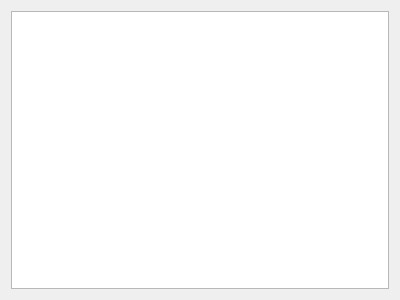
Above: src/memberlisttab.ui from tsukidan/team-blank-CS1C before the change. Below: the same form after it.
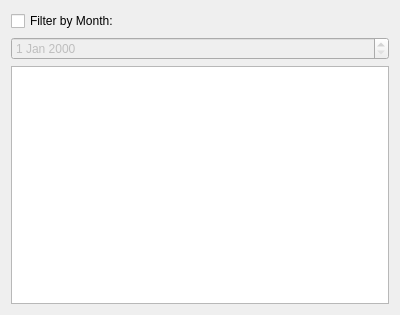
That is the form after the change.

Commit message:
add filter by day
added filter by day, need to change to filter by month.

Diff of the .ui file:
```diff
--- a/src/memberlisttab.ui
+++ b/src/memberlisttab.ui
@@ -7,13 +7,27 @@
     <x>0</x>
     <y>0</y>
     <width>400</width>
-    <height>300</height>
+    <height>315</height>
    </rect>
   </property>
   <property name="windowTitle">
    <string>Form</string>
   </property>
   <layout class="QVBoxLayout" name="verticalLayout">
+   <item>
+    <widget class="QCheckBox" name="filterMonthCheckbox">
+     <property name="text">
+      <string>Filter by Month:</string>
+     </property>
+    </widget>
+   </item>
+   <item>
+    <widget class="QDateEdit" name="filterMonth">
+     <property name="enabled">
+      <bool>false</bool>
+     </property>
+    </widget>
+   </item>
    <item>
     <widget class="QTableView" name="memberTable">
      <property name="editTriggers">
```
The commit also changes 5 other files.
